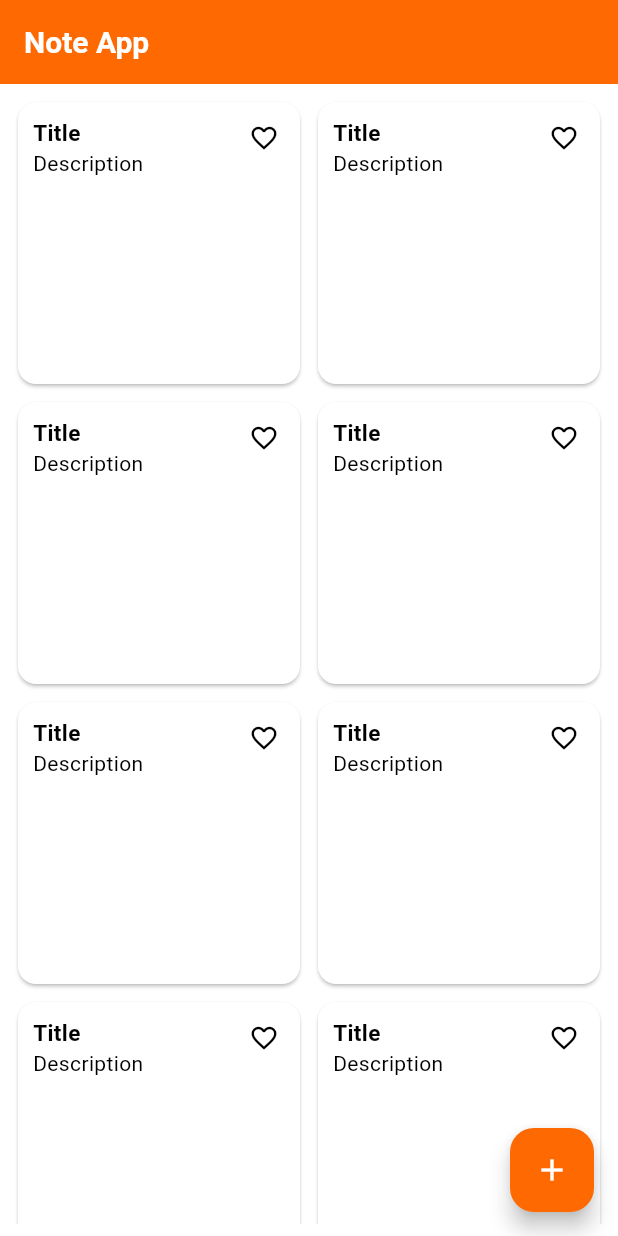
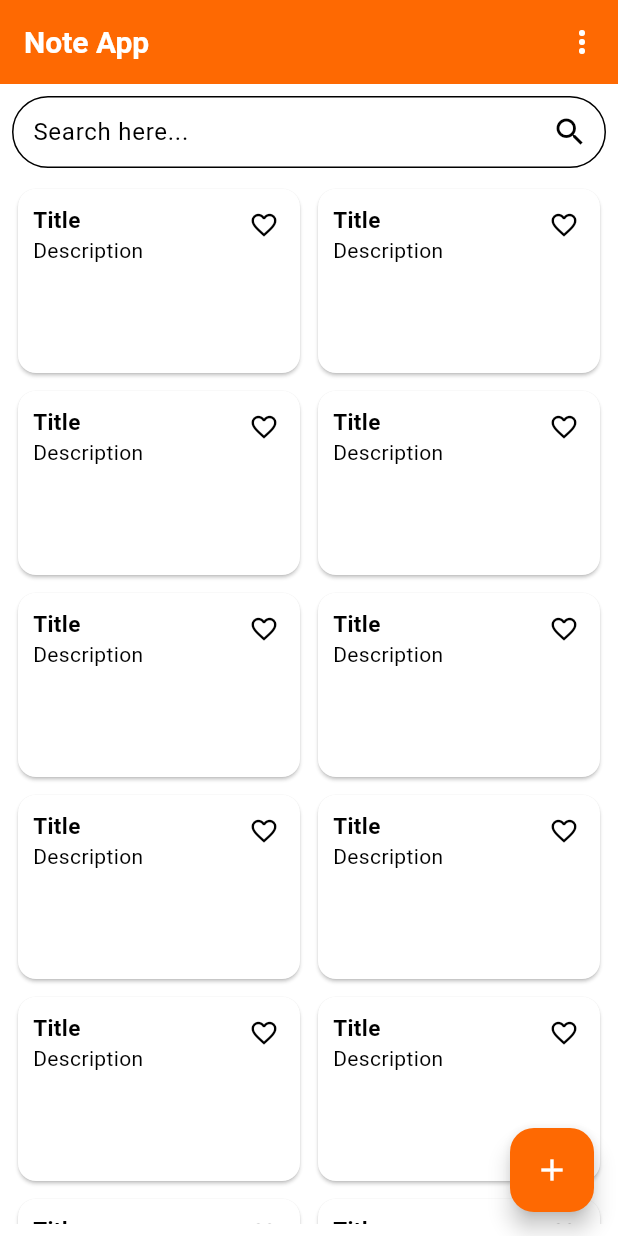
Before and after one commit to SRSONAGARA/Note_Taker, a Flutter app: the screen it shows after launch, on a phone screen of 412 x 824 dp. Run offline on Flutter 3.47's test engine with Material 3 defaults, Android fonts, the phone set to English and light mode, and no system bars.

Commit message:
minor changes

```diff
--- a/lib/features/dashboard/home_screen.dart
+++ b/lib/features/dashboard/home_screen.dart
@@ -15,16 +15,37 @@ class _HomeScreenState extends State<HomeScreen> {
       appBar: AppBar(
         backgroundColor: Theme.of(context).colorScheme.primary,
         title: const Text('Note App'),
+        actions: [
+          IconButton(
+              onPressed: () {},
+              icon: const Icon(
+                Icons.more_vert,
+                color: Colors.white,
+              ))
+        ],
       ),
       body: Padding(
         padding: const EdgeInsets.all(8.0),
         child: Column(
           children: [
+            TextField(
+              decoration: InputDecoration(
+                  hintText: 'Search here...',
+                  suffixIcon: const Icon(Icons.search),
+                  contentPadding:
+                      const EdgeInsets.symmetric(vertical: 0, horizontal: 10),
+                  border: OutlineInputBorder(
+                      borderRadius: BorderRadius.circular(50))),
+            ),
+            const SizedBox(
+              height: 10,
+            ),
             Expanded(
               child: GridView.builder(
                   itemCount: 16,
                   gridDelegate: const SliverGridDelegateWithFixedCrossAxisCount(
                       crossAxisCount: 2,
+                      childAspectRatio: 1.5,
                       mainAxisSpacing: 4,
                       crossAxisSpacing: 4),
                   itemBuilder: (context, index) {
```
